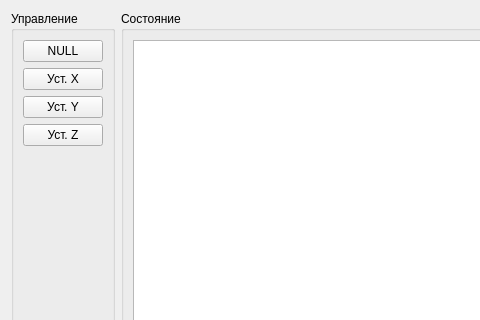
This is probewidget.ui in igrekus/board_cutter as Qt 5 draws it before an edit; both pictures show x 0 to 480 and y 0 to 320 of the 837 by 463 pixel window. The edited form follows.
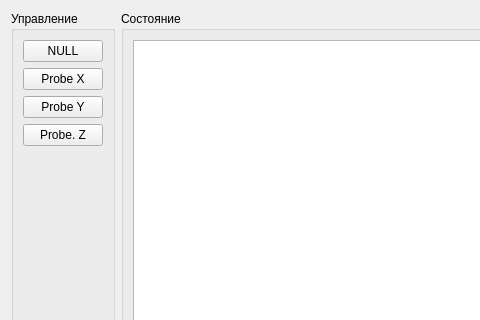
This is the edited form.

Commit message: wip: add stubs for X and Y calibration routines

```diff
--- a/probewidget.ui
+++ b/probewidget.ui
@@ -48,21 +48,21 @@
       <item>
        <widget class="QPushButton" name="btnCalibrateX">
         <property name="text">
-         <string>Уст. X</string>
+         <string>Probe X</string>
         </property>
        </widget>
       </item>
       <item>
        <widget class="QPushButton" name="btnCalibrateY">
         <property name="text">
-         <string>Уст. Y</string>
+         <string>Probe Y</string>
         </property>
        </widget>
       </item>
       <item>
        <widget class="QPushButton" name="btnCalibrateZ">
         <property name="text">
-         <string>Уст. Z</string>
+         <string>Probe. Z</string>
         </property>
        </widget>
       </item>
```
The commit also changes 2 other files.
